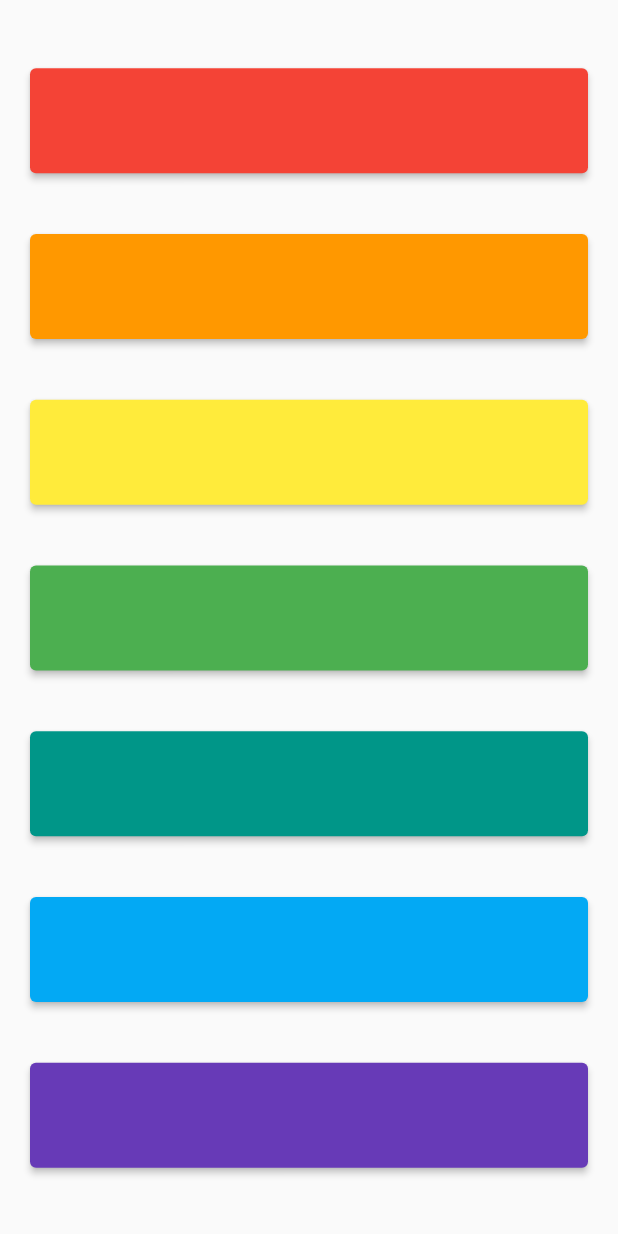
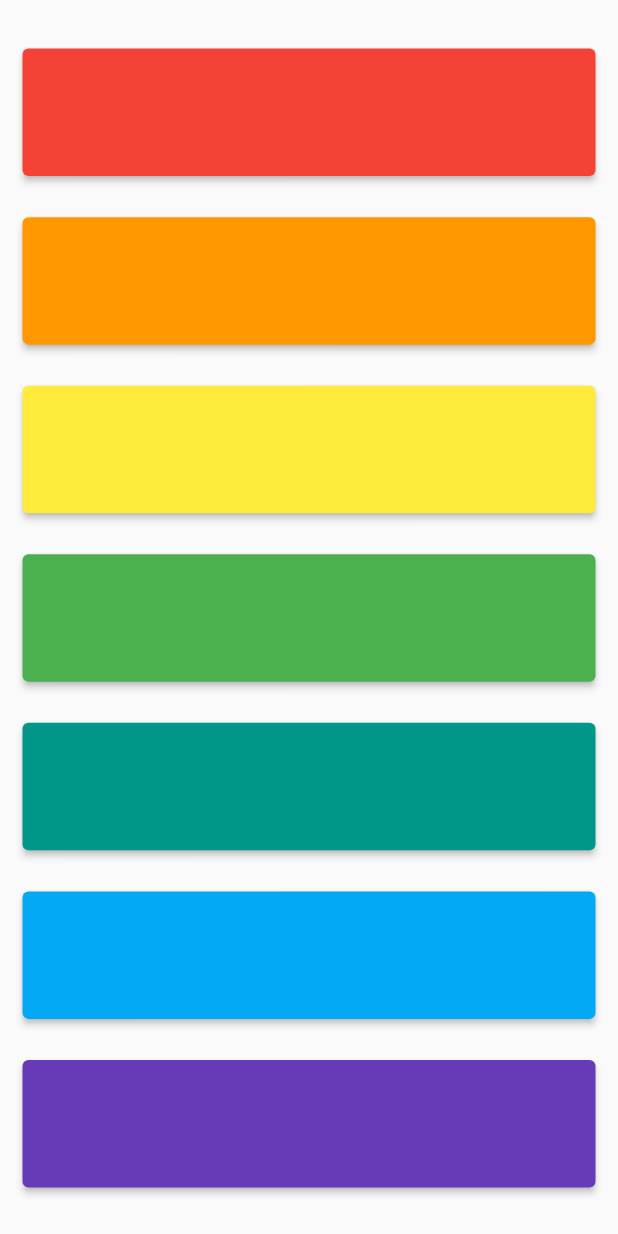
Before and after one commit to Nehemias-Munoz/Xylophone-Flutter, a Flutter app: the screen it shows after launch, on a phone screen of 412 x 824 dp. Run offline on Flutter 3.47's test engine with Material 2 defaults, Android fonts, the phone set to English and light mode, and no system bars; our stand-ins replace audioplayers.

Commit message:
Refactor code

```diff
--- a/lib/main.dart
+++ b/lib/main.dart
@@ -16,96 +16,33 @@ class XylophonePage extends StatelessWidget {
   @override
   Widget build(BuildContext context) {
     return Container(
-      padding: EdgeInsets.symmetric(vertical: 5.0, horizontal: 20.0),
+      padding: EdgeInsets.symmetric(vertical: 5.0, horizontal: 15.0),
       child: Column(
         mainAxisAlignment: MainAxisAlignment.spaceEvenly,
         children: [
-          ElevatedButton(
-            style: ButtonStyle(
-                backgroundColor: MaterialStateProperty.all(Colors.red)),
-            onPressed: () {
-              final player = AudioCache(prefix: 'assets/sounds/');
-              player.play('note1.wav');
-            },
-            child: SizedBox(
-              width: 400.0,
-              height: 70.0,
-            ),
-          ),
-          ElevatedButton(
-            style: ButtonStyle(
-                backgroundColor: MaterialStateProperty.all(Colors.orange)),
-            onPressed: () {
-              final player = AudioCache(prefix: 'assets/sounds/');
-              player.play('note2.wav');
-            },
-            child: SizedBox(
-              width: 400.0,
-              height: 70.0,
-            ),
-          ),
-          ElevatedButton(
-            style: ButtonStyle(
-                backgroundColor: MaterialStateProperty.all(Colors.yellow)),
-            onPressed: () {
-              final player = AudioCache(prefix: 'assets/sounds/');
-              player.play('note3.wav');
-            },
-            child: SizedBox(
-              width: 400.0,
-              height: 70.0,
-            ),
-          ),
-          ElevatedButton(
-            style: ButtonStyle(
-                backgroundColor: MaterialStateProperty.all(Colors.green)),
-            onPressed: () {
-              final player = AudioCache(prefix: 'assets/sounds/');
-              player.play('note4.wav');
-            },
-            child: SizedBox(
-              width: 400.0,
-              height: 70.0,
-            ),
-          ),
-          ElevatedButton(
-            style: ButtonStyle(
-                backgroundColor: MaterialStateProperty.all(Colors.teal)),
-            onPressed: () {
-              final player = AudioCache(prefix: 'assets/sounds/');
-              player.play('note5.wav');
-            },
-            child: SizedBox(
-              width: 400.0,
-              height: 70.0,
-            ),
-          ),
-          ElevatedButton(
-            style: ButtonStyle(
-                backgroundColor: MaterialStateProperty.all(Colors.lightBlue)),
-            onPressed: () {
-              final player = AudioCache(prefix: 'assets/sounds/');
-              player.play('note6.wav');
-            },
-            child: SizedBox(
-              width: 400.0,
-              height: 70.0,
-            ),
-          ),
-          ElevatedButton(
-            style: ButtonStyle(
-                backgroundColor: MaterialStateProperty.all(Colors.deepPurple)),
-            onPressed: () {
-              final player = AudioCache(prefix: 'assets/sounds/');
-              player.play('note7.wav');
-            },
-            child: SizedBox(
-              width: 400.0,
-              height: 70.0,
-            ),
-          ),
+          builKey(Colors.red, 1),
+          builKey(Colors.orange, 2),
+          builKey(Colors.yellow, 3),
+          builKey(Colors.green, 4),
+          builKey(Colors.teal, 5),
+          builKey(Colors.lightBlue, 6),
+          builKey(Colors.deepPurple, 7)
         ],
       ),
     );
   }
+
+  Widget builKey(Color color, int number) {
+    return ElevatedButton(
+      style: ButtonStyle(backgroundColor: MaterialStateProperty.all(color)),
+      onPressed: () {
+        final player = AudioCache(prefix: 'assets/sounds/');
+        player.play('note$number.wav');
+      },
+      child: SizedBox(
+        width: 400.0,
+        height: 85.0,
+      ),
+    );
+  }
 }
```
